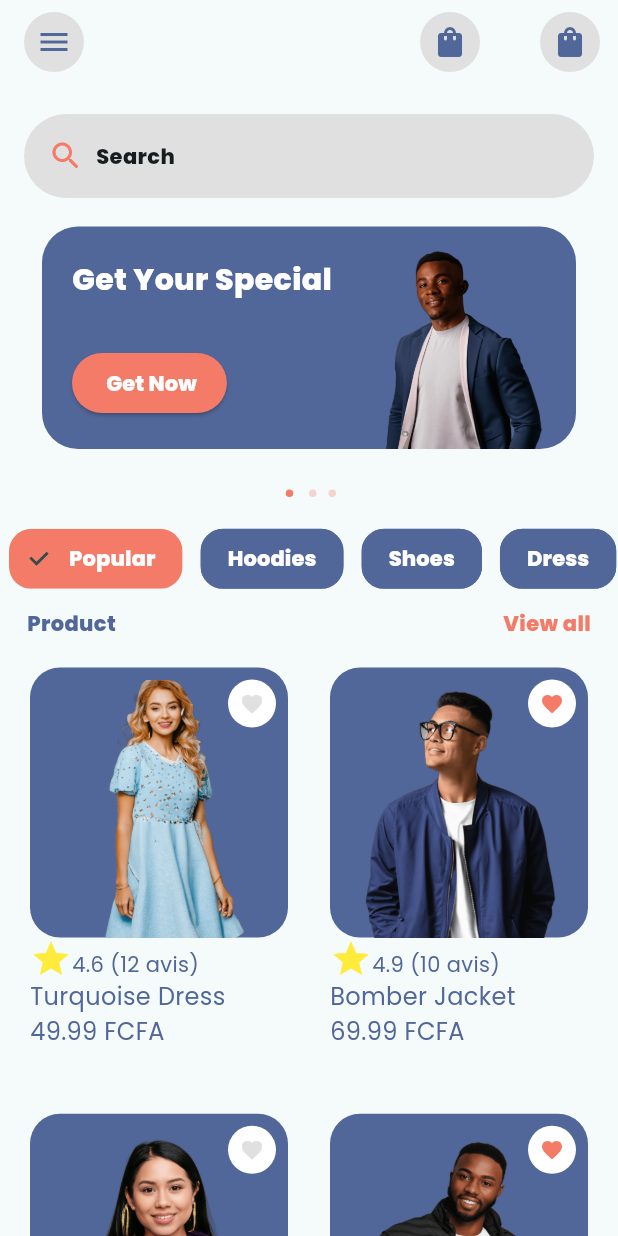
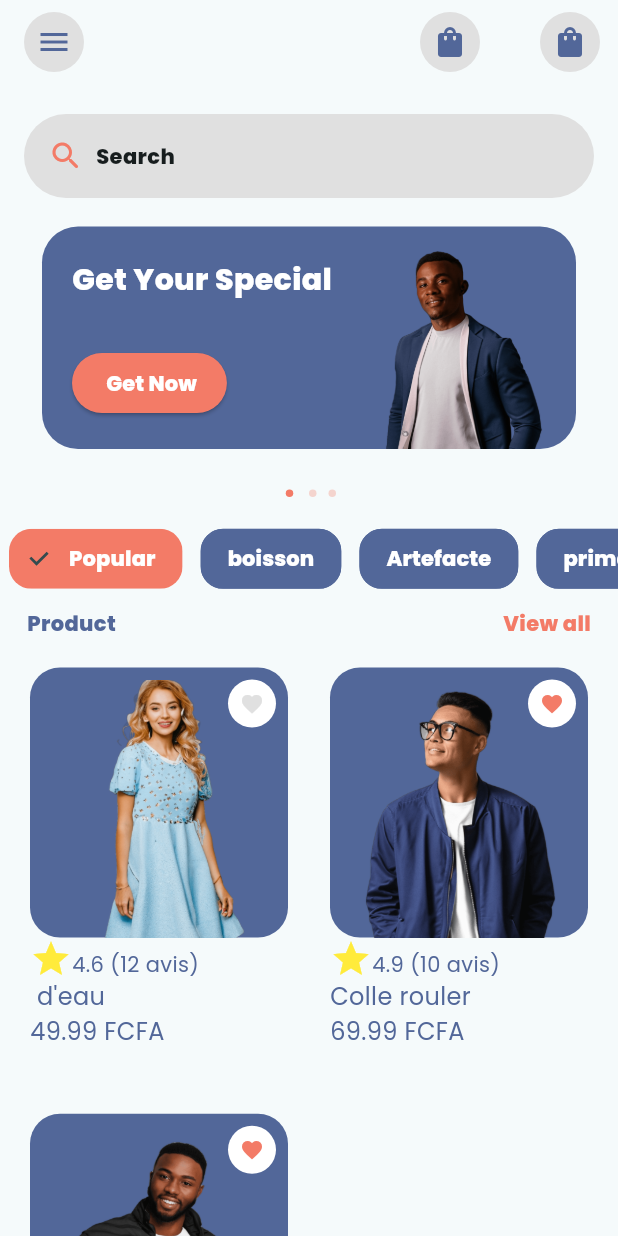
Before and after one commit to BEDI23/ecom, a Flutter app: the screen it shows after launch, on a phone screen of 412 x 824 dp. Run offline on Flutter 3.47's test engine with Material 3 defaults, Android fonts, the phone set to English and light mode, and no system bars; drawn by our look-alikes of carousel_slider; our stand-ins replace google_fonts.

Commit message:
Home Screnn

```diff
--- a/lib/Data/Fixtures/category_fixture.dart
+++ b/lib/Data/Fixtures/category_fixture.dart
@@ -3,10 +3,10 @@ import 'package:ecom/Data/Entity/category.dart';
 class CategoryData {
   static List<Category> categories = [
     Category(categoryId: 0, categoryName: "Popular", isSelected: true),
-    Category(categoryId: 1, categoryName: "Hoodies"),
-    Category(categoryId: 2, categoryName: "Shoes"),
-    Category(categoryId: 3, categoryName: "Dress"),
-    Category(categoryId: 4, categoryName: "Jackets"),
+    Category(categoryId: 1, categoryName: "boisson"),
+    Category(categoryId: 2, categoryName: "Artefacte"),
+    Category(categoryId: 3, categoryName: "primo"),
+    Category(categoryId: 4, categoryName: "Habie"),
   ];
 
   static Category getSelectedCategory() {
--- a/lib/Data/Fixtures/product_data.dart
+++ b/lib/Data/Fixtures/product_data.dart
@@ -4,7 +4,7 @@ class ProductData {
   static List<Product> products = [
     Product(
       productId: 0,
-      productName: "Turquoise Dress",
+      productName: " d'eau",
       productRating: 4.6,
       totalReview: 12,
       productPrice: 49.99,
@@ -13,7 +13,7 @@ class ProductData {
     ),
     Product(
       productId: 1,
-      productName: "Bomber Jacket",
+      productName: "Colle rouler",
       productRating: 4.9,
       totalReview: 10,
       productPrice: 69.99,
@@ -22,7 +22,7 @@ class ProductData {
     ),
     Product(
       productId: 2,
-      productName: "Hipster Hoodie",
+      productName: "Machette",
       productRating: 4.3,
       totalReview: 6,
       productPrice: 55.99,
@@ -31,7 +31,7 @@ class ProductData {
     ),
     Product(
       productId: 3,
-      productName: "Black Cold Jacket",
+      productName: "Marie chausser ",
       productRating: 5.0,
       totalReview: 23,
       productPrice: 74.99,
--- a/lib/Screens/Home/HomeScreen/welcome.dart
+++ b/lib/Screens/Home/HomeScreen/welcome.dart
@@ -110,7 +110,11 @@ class _HomeScreenState extends State<HomeScreen> {
             },
           ),
           const ProductHeader(),
-          ProductGridView(products: ProductData.products,)
+          ProductGridView(
+              products: ProductData.products
+                  .where((product) => product.productCategoryId
+                      .contains(CategoryData.getSelectedCategory().categoryId))
+                  .toList())
         ],
       ),
     );
--- a/lib/Screens/Home/product_widget/product_grid_view.dart
+++ b/lib/Screens/Home/product_widget/product_grid_view.dart
@@ -1,6 +1,8 @@
 import 'package:ecom/Data/Entity/product.dart';
 import 'package:ecom/Screens/Home/product_widget/product_card.dart';
+import 'package:ecom/Utils/constants/colors.dart';
 import 'package:flutter/material.dart';
+import 'package:google_fonts/google_fonts.dart';
 
 class ProductGridView extends StatelessWidget {
   const ProductGridView({super.key, required this.products});
@@ -9,6 +11,24 @@ final List<Product> products;
 
   @override
   Widget build(BuildContext context) {
+    if (products.isEmpty) {
+      return Expanded(
+          flex: 5,
+          child: Row(
+            crossAxisAlignment: CrossAxisAlignment.center,
+            mainAxisAlignment: MainAxisAlignment.center,
+            children: [
+              Text(
+                "Il n'y a pas de produit disponible \n pour cette categorie",
+                style: GoogleFonts.poppins(
+                    fontWeight: FontWeight.w800,
+                    fontSize: 14.0,
+                    color: TColors.red),
+              ),
+            ],
+          ));
+    }
+
     return Expanded(
         flex: 6,
         child: GridView.builder(
@@ -18,12 +38,13 @@ final List<Product> products;
             mainAxisSpacing: 5,
             childAspectRatio: 2 / 3.25,
           ),
-          padding: EdgeInsets.symmetric(horizontal:16.0 ),
+          padding: EdgeInsets.symmetric(horizontal: 16.0),
           itemCount: products.length,
-          itemBuilder: (context,index){
-              return ProductCard(product: products[index],);
+          itemBuilder: (context, index) {
+            return ProductCard(
+              product: products[index],
+            );
           },
-        )
-    );
+        ));
   }
 }
--- a/pubspec.yaml
+++ b/pubspec.yaml
@@ -40,6 +40,7 @@ dependencies:
   provider: ^6.1.2
   carousel_slider: ^5.0.0
   flutter_screenutil: ^5.9.3
+  flutter_floating_bottom_bar: ^1.2.1+1
 
 dev_dependencies:
   flutter_test:
```
Also changed, not shown: pubspec.lock. Lines whose indentation alone changed are shown as unchanged.
